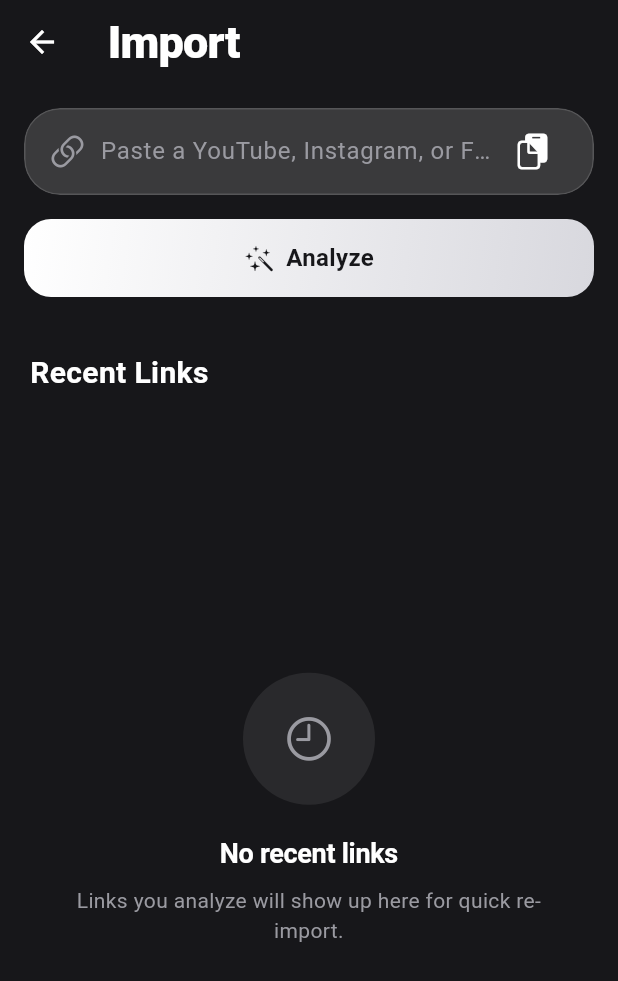
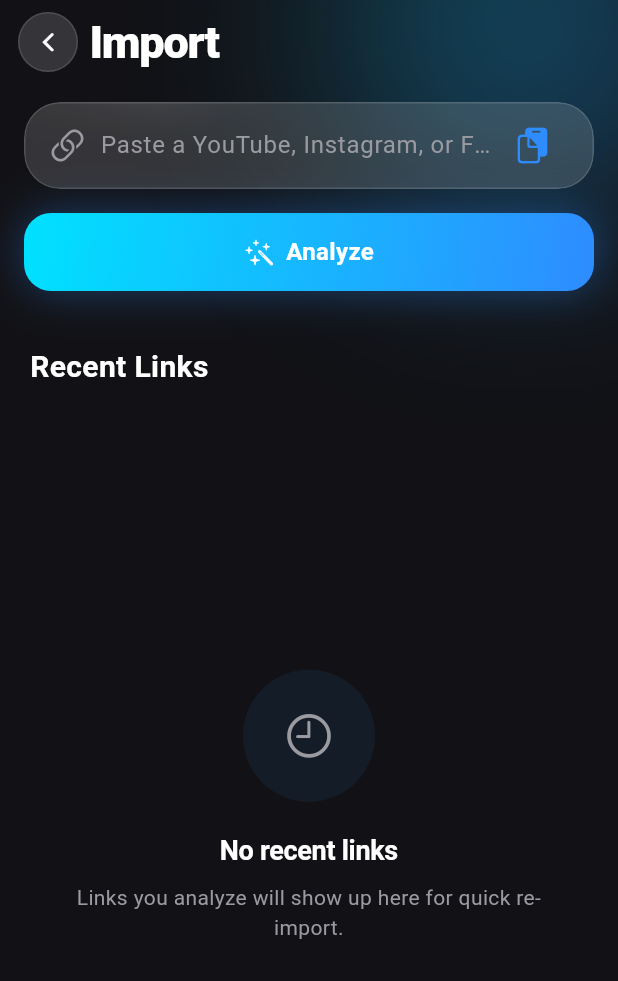
Before and after one commit to Subhajit1999/harbor, a Flutter app: the screen it shows after launch, after a tap on "Paste a link to import", on a phone screen of 412 x 824 dp. Shown: the top 981 px of the screen. Run offline on Flutter 3.47's test engine with Material 3 defaults, Android fonts, the phone set to English and light mode, and no system bars; our stand-ins replace cached_network_image, chewie, dio, equatable, get, isar and 5 more; missing offline and left inert: photo_manager, youtube_explode_dart; accounts and stored records are empty; generated files the repository leaves out were written again; network calls fail.

Commit message:
feat: redesign theme with neon blue accent, remove AppBars
Replace the monochrome accent with a neon blue palette
(AppColors.accentDark/accentBrightDark) driving primary buttons, active
states, and icons app-wide via colorScheme. Add HarborScaffold — a
full-bleed screen shell replacing Scaffold+AppBar everywhere: the
gradient glow stretches behind the status bar, a custom header row (auto
back button via Navigator.canPop, title, actions) sits below it. Migrated
all screens (home, library, search, import, analysis, player, downloads).

Co-Authored-By: Claude Sonnet 5 <noreply@anthropic.com>

```diff
--- a/lib/core/theme/app_colors.dart
+++ b/lib/core/theme/app_colors.dart
@@ -1,16 +1,15 @@
 import 'package:flutter/material.dart';
 
-/// Monochrome design language: charcoal (not pure OLED black) as the dark
-/// base, clean white as the light base. No hue anywhere except the three
-/// semantic status colors (success/warning/error) — hierarchy comes from
-/// tone, opacity, and glass layering rather than color.
+/// Dark charcoal canvas with a neon blue accent — the accent carries every
+/// button, active state, selection, and "hero" surface in the app, so it
+/// stays singular and deliberate rather than scattered across many hues.
 class AppColors {
   AppColors._();
 
   // Base surfaces — dark
-  static const Color charcoalBlack = Color(0xFF17171A); // scaffold background
-  static const Color surfaceDark = Color(0xFF1E1E22); // subtle zone fill
-  static const Color surfaceElevatedDark = Color(0xFF232327); // cards
+  static const Color charcoalBlack = Color(0xFF121216); // scaffold background
+  static const Color surfaceDark = Color(0xFF1C1C21); // subtle zone fill
+  static const Color surfaceElevatedDark = Color(0xFF212127); // cards
   static const Color surfaceGlassDark = Color(0x26FFFFFF); // white @ ~15% — visible, not heavy
 
   // Base surfaces — light
@@ -18,36 +17,47 @@ class AppColors {
   static const Color surfaceElevatedLight = Color(0xFFF9F9FA); // cards, one tone off white
   static const Color surfaceGlassLight = Color(0x1F000000); // black @ ~12%
 
-  // Accent — monochrome by design: white reads as the accent against the
-  // charcoal dark theme, charcoal reads as the accent against the white
-  // light theme. Used for primary buttons, active states, selection,
-  // favorites — the same role electric blue used to play, just without
-  // the hue.
-  static const Color accentDark = Color(0xFFFFFFFF);
-  static const Color accentLight = Color(0xFF1C1C1E);
+  // Accent — neon blue. Used for primary buttons, active states, selection,
+  // favorites, links, and icon highlights.
+  static const Color accentDark = Color(0xFF2E8CFF); // neon blue
+  static const Color accentBrightDark = Color(0xFF00E1FF); // cyan-blue, gradient hot stop
+  static const Color accentLight = Color(0xFF0A6CFF);
+  static const Color accentBrightLight = Color(0xFF00A8E8);
 
   // `accent`/`accentMuted` resolve to the dark-theme values since the app
   // currently runs dark-first (see AppTheme); once light-theme switching is
   // wired up in Settings, screens should move to `Theme.of(context)` reads
   // instead of these static getters.
   static const Color accent = accentDark;
-  static const Color accentMuted = Color(0x80FFFFFF);
+  static const Color accentMuted = Color(0x802E8CFF);
 
-  // A very subtle two-stop sheen (not a hue shift) used on primary buttons
-  // and a couple of "hero" surfaces so they don't read as flat — this is
-  // the monochrome replacement for what used to be a blue/violet/pink
-  // gradient. Kept understated on purpose.
+  // Text that sits *on top of* a filled accent surface (primary button
+  // fill, selected chip) — white reads cleanly on the neon blue at every
+  // stop in the gradient below, unlike the old monochrome accent where the
+  // on-accent color had to flip to charcoal.
+  static const Color onAccent = Color(0xFFFFFFFF);
+
+  // Two-stop neon sheen — deep neon blue to bright cyan-blue — used on
+  // primary buttons, active progress, and the hero background glow. This
+  // is the "cool gradient" the rest of the app's blurred background blobs
+  // are built from.
   static const LinearGradient accentSheenDark = LinearGradient(
     begin: Alignment.topLeft,
     end: Alignment.bottomRight,
-    colors: [Color(0xFFFFFFFF), Color(0xFFD8D8DE)],
+    colors: [accentBrightDark, accentDark],
   );
 
   static const LinearGradient accentSheenLight = LinearGradient(
     begin: Alignment.topLeft,
     end: Alignment.bottomRight,
-    colors: [Color(0xFF2A2A2E), Color(0xFF141416)],
+    colors: [accentBrightLight, accentLight],
   );
+
+  // Soft glow used behind primary buttons / accented cards so the neon
+  // accent reads as lit rather than just colored-in.
+  static List<BoxShadow> accentGlow({double opacity = 0.35, double blur = 24}) => [
+        BoxShadow(color: accentDark.withOpacity(opacity), blurRadius: blur, spreadRadius: 0),
+      ];
 
   // Semantic
   static const Color success = Color(0xFF32D74B);
--- a/lib/core/widgets/common_widgets.dart
+++ b/lib/core/widgets/common_widgets.dart
@@ -40,6 +40,7 @@ class PrimaryButton extends StatelessWidget {
         decoration: BoxDecoration(
           borderRadius: BorderRadius.circular(18),
           gradient: AppColors.accentSheenDark,
+          boxShadow: disabled ? null : AppColors.accentGlow(),
         ),
         child: Opacity(
           opacity: disabled && !loading ? 0.4 : 1,
@@ -48,13 +49,13 @@ class PrimaryButton extends StatelessWidget {
                 ? const SizedBox(
                     width: 22,
                     height: 22,
-                    child: CupertinoActivityIndicator(color: AppColors.charcoalBlack),
+                    child: CupertinoActivityIndicator(color: AppColors.onAccent),
                   )
                 : Row(
                     mainAxisAlignment: MainAxisAlignment.center,
                     children: [
                       if (icon != null) ...[
-                        Icon(icon, size: 20, color: AppColors.charcoalBlack),
+                        Icon(icon, size: 20, color: AppColors.onAccent),
                         const SizedBox(width: 8),
                       ],
                       Text(
@@ -62,7 +63,7 @@ class PrimaryButton extends StatelessWidget {
                         style: const TextStyle(
                           fontSize: 16,
                           fontWeight: FontWeight.w700,
-                          color: AppColors.charcoalBlack,
+                          color: AppColors.onAccent,
                         ),
                       ),
                     ],
--- /dev/null
+++ b/lib/core/widgets/harbor_scaffold.dart
@@ -0,0 +1,125 @@
+import 'dart:ui' as ui;
+import 'package:flutter/cupertino.dart';
+import 'package:flutter/material.dart';
+import '../theme/app_colors.dart';
+import 'gradient_widgets.dart';
+
+/// Full-bleed screen shell used by every screen instead of `Scaffold` +
+/// `AppBar` — the neon gradient glow stretches behind the status bar (no
+/// AppBar eating vertical space for a flat bar), with a custom header row
+/// (auto back button + title + actions) sitting in the safe area below it.
+///
+/// [showBackButton] auto-detects via `Navigator.canPop`, so root screens
+/// (currently only Home) get no back button for free without every call
+/// site having to know its own place in the stack.
+class HarborScaffold extends StatelessWidget {
+  final String? title;
+  final Widget? titleWidget;
+  final List<Widget> actions;
+  final Widget body;
+  final PreferredSizeWidget? bottom;
+  final bool showBackButton;
+  final Color? backgroundColor;
+  final EdgeInsetsGeometry headerPadding;
+  final bool glow;
+
+  const HarborScaffold({
+    super.key,
+    this.title,
+    this.titleWidget,
+    this.actions = const [],
+    required this.body,
+    this.bottom,
+    this.showBackButton = true,
+    this.backgroundColor,
+    this.headerPadding = const EdgeInsets.fromLTRB(12, 8, 16, 4),
+    this.glow = true,
+  });
+
+  @override
+  Widget build(BuildContext context) {
+    final canPop = showBackButton && Navigator.of(context).canPop();
+
+    return Scaffold(
+      backgroundColor: backgroundColor ?? AppColors.charcoalBlack,
+      body: Stack(
+        children: [
+          if (glow)
+            Positioned(
+              top: -110,
+              right: -70,
+              child: ImageFiltered(
+                imageFilter: ui.ImageFilter.blur(sigmaX: 70, sigmaY: 70),
+                child: const GradientBlob(size: 260, opacity: 0.30),
+              ),
+            ),
+          SafeArea(
+            bottom: false,
+            child: Column(
+              children: [
+                Padding(
+                  padding: headerPadding,
+                  child: Row(
+                    children: [
+                      if (canPop) ...[
+                        HeaderIconButton(
+                          icon: CupertinoIcons.back,
+                          onTap: () => Navigator.of(context).pop(),
+                        ),
+                        const SizedBox(width: 8),
+                      ],
+                      Expanded(
+                        child: titleWidget ??
+                            (title != null
+                                ? Text(
+                                    title!,
+                                    style: Theme.of(context)
+                                        .textTheme
+                                        .displayLarge
+                                        ?.copyWith(fontSize: 30),
+                                    overflow: TextOverflow.ellipsis,
+                                  )
+                                : const SizedBox.shrink()),
+                      ),
+                      ...actions,
+                    ],
+                  ),
+                ),
+                if (bottom != null) bottom!,
+                Expanded(child: body),
+              ],
+            ),
+          ),
+        ],
+      ),
+    );
+  }
+}
+
+/// The one icon-button shape used in headers — a glass circle so it reads
+/// consistently whether it's sitting over the gradient glow or plain
+/// canvas. Used for the auto back button and any header action (search,
+/// settings, etc).
+class HeaderIconButton extends StatelessWidget {
+  final IconData icon;
+  final VoidCallback? onTap;
+
+  const HeaderIconButton({super.key, required this.icon, this.onTap});
+
+  @override
+  Widget build(BuildContext context) {
+    return BouncyTap(
+      onTap: onTap,
+      child: Container(
+        width: 40,
+        height: 40,
+        decoration: BoxDecoration(
+          shape: BoxShape.circle,
+          color: AppColors.surfaceGlassDark,
+          border: Border.all(color: Colors.white.withOpacity(0.12)),
+        ),
+        child: Icon(icon, size: 19, color: AppColors.textPrimaryDark),
+      ),
+    );
+  }
+}
--- a/lib/features/downloads/download_queue_screen.dart
+++ b/lib/features/downloads/download_queue_screen.dart
@@ -3,6 +3,7 @@ import 'package:flutter/material.dart';
 import 'package:get/get.dart';
 import '../../core/theme/app_colors.dart';
 import '../../core/widgets/common_widgets.dart';
+import '../../core/widgets/harbor_scaffold.dart';
 import 'download_queue_controller.dart';
 import 'widgets/download_card.dart';
 
@@ -11,8 +12,8 @@ class DownloadQueueScreen extends GetView<DownloadQueueController> {
 
   @override
   Widget build(BuildContext context) {
-    return Scaffold(
-      appBar: AppBar(title: const Text('Downloads')),
+    return HarborScaffold(
+      title: 'Downloads',
       body: Obx(() {
         if (controller.downloads.isEmpty) {
           return const EmptyState(
--- a/lib/features/home/home_screen.dart
+++ b/lib/features/home/home_screen.dart
@@ -1,4 +1,3 @@
-import 'dart:ui' as ui;
 import 'package:flutter/cupertino.dart';
 import 'package:flutter/material.dart';
 import 'package:get/get.dart';
@@ -8,6 +7,7 @@ import '../../core/utils/formatters.dart';
 import '../../core/widgets/common_widgets.dart';
 import '../../core/widgets/glass_card.dart';
 import '../../core/widgets/gradient_widgets.dart';
+import '../../core/widgets/harbor_scaffold.dart';
 import '../library/widgets/media_grid_tile.dart';
 import 'home_controller.dart';
 
@@ -16,37 +16,23 @@ class HomeScreen extends GetView<HomeController> {
 
   @override
   Widget build(BuildContext context) {
-    return Scaffold(
-      appBar: AppBar(
-        title: const Text('Harbor'),
+    return HarborScaffold(
+      title: 'Harbor',
       actions: [
-          IconButton(
-            icon: const Icon(CupertinoIcons.search),
-            onPressed: () => Get.toNamed(AppRoutes.search),
+        HeaderIconButton(
+          icon: CupertinoIcons.search,
+          onTap: () => Get.toNamed(AppRoutes.search),
         ),
-          IconButton(
-            icon: const Icon(CupertinoIcons.settings),
-            onPressed: () => Get.toNamed(AppRoutes.settings),
+        const SizedBox(width: 8),
+        HeaderIconButton(
+          icon: CupertinoIcons.settings,
+          onTap: () => Get.toNamed(AppRoutes.settings),
         ),
       ],
-      ),
-      body: Stack(
-        children: [
-          // Purely decorative — a soft, blurred brand-gradient blob tucked
-          // behind the top of the scroll view so the OLED-black canvas
-          // doesn't feel flat, without competing with foreground content.
-          Positioned(
-            top: -80,
-            right: -60,
-            child: ImageFiltered(
-              imageFilter: ui.ImageFilter.blur(sigmaX: 60, sigmaY: 60),
-              child: const GradientBlob(size: 220, opacity: 0.22),
-            ),
-          ),
-          RefreshIndicator(
+      body: RefreshIndicator(
         onRefresh: () async => controller.checkClipboard(),
         child: ListView(
-              padding: const EdgeInsets.fromLTRB(16, 0, 16, 32),
+          padding: const EdgeInsets.fromLTRB(16, 8, 16, 32),
           children: [
             _PasteLinkCard(),
             const SizedBox(height: 24),
@@ -124,8 +110,6 @@ class HomeScreen extends GetView<HomeController> {
           ],
         ),
       ),
-        ],
-      ),
     );
   }
 }
@@ -136,11 +120,10 @@ class _PasteLinkCard extends GetView<HomeController> {
     return Obx(() {
       final link = controller.clipboardLink.value;
       return GlassCard(
-        accented: true,
         onTap: () => Get.toNamed(AppRoutes.import, arguments: link),
         child: Row(
           children: [
-            const GradientTint(child: Icon(CupertinoIcons.link)),
+            const Icon(CupertinoIcons.link, color: AppColors.accent),
             const SizedBox(width: 12),
             Expanded(
               child: Text(
--- a/lib/features/import/analysis_screen.dart
+++ b/lib/features/import/analysis_screen.dart
@@ -7,6 +7,7 @@ import '../../core/utils/formatters.dart';
 import '../../core/widgets/common_widgets.dart';
 import '../../core/widgets/glass_card.dart';
 import '../../core/widgets/gradient_widgets.dart';
+import '../../core/widgets/harbor_scaffold.dart';
 import '../../domain/entities/media_variant.dart';
 import 'import_controller.dart';
 import 'widgets/save_destination_sheet.dart';
@@ -16,8 +17,8 @@ class AnalysisScreen extends GetView<ImportController> {
 
   @override
   Widget build(BuildContext context) {
-    return Scaffold(
-      appBar: AppBar(title: const Text('Analysis')),
+    return HarborScaffold(
+      title: 'Analysis',
       body: Obx(() {
         final meta = controller.metadata.value;
         if (meta == null) {
--- a/lib/features/import/import_screen.dart
+++ b/lib/features/import/import_screen.dart
@@ -4,6 +4,7 @@ import 'package:get/get.dart';
 import '../../core/theme/app_colors.dart';
 import '../../core/widgets/common_widgets.dart';
 import '../../core/widgets/glass_card.dart';
+import '../../core/widgets/harbor_scaffold.dart';
 import 'import_controller.dart';
 
 class ImportScreen extends GetView<ImportController> {
@@ -11,8 +12,8 @@ class ImportScreen extends GetView<ImportController> {
 
   @override
   Widget build(BuildContext context) {
-    return Scaffold(
-      appBar: AppBar(title: const Text('Import')),
+    return HarborScaffold(
+      title: 'Import',
       body: Padding(
         padding: const EdgeInsets.all(16),
         child: Column(
--- a/lib/features/library/library_screen.dart
+++ b/lib/features/library/library_screen.dart
@@ -4,6 +4,7 @@ import 'package:get/get.dart';
 import '../../core/router/app_routes.dart';
 import '../../core/theme/app_colors.dart';
 import '../../core/widgets/common_widgets.dart';
+import '../../core/widgets/harbor_scaffold.dart';
 import '../../domain/entities/media_entity.dart';
 import 'library_controller.dart';
 import 'widgets/media_grid_tile.dart';
@@ -15,13 +16,12 @@ class LibraryScreen extends GetView<LibraryController> {
   Widget build(BuildContext context) {
     return DefaultTabController(
       length: 4,
-      child: Scaffold(
-        appBar: AppBar(
-          title: const Text('Library'),
+      child: HarborScaffold(
+        title: 'Library',
         actions: [
-            IconButton(
-              icon: const Icon(CupertinoIcons.search),
-              onPressed: () => Get.toNamed(AppRoutes.search),
+          HeaderIconButton(
+            icon: CupertinoIcons.search,
+            onTap: () => Get.toNamed(AppRoutes.search),
           ),
         ],
         bottom: const TabBar(
@@ -35,7 +35,6 @@ class LibraryScreen extends GetView<LibraryController> {
             Tab(text: 'Favorites'),
             Tab(text: 'Folders'),
           ],
-          ),
         ),
         body: Obx(() => TabBarView(
               children: [
--- a/lib/features/player/player_screen.dart
+++ b/lib/features/player/player_screen.dart
@@ -6,6 +6,7 @@ import '../../core/constants/app_constants.dart';
 import '../../core/theme/app_colors.dart';
 import '../../core/utils/formatters.dart';
 import '../../core/widgets/gradient_widgets.dart';
+import '../../core/widgets/harbor_scaffold.dart';
 import 'player_controller.dart';
 
 class PlayerScreen extends GetView<PlayerController> {
@@ -13,9 +14,9 @@ class PlayerScreen extends GetView<PlayerController> {
 
   @override
   Widget build(BuildContext context) {
-    return Scaffold(
-      backgroundColor: AppColors.charcoalBlack,
-      appBar: AppBar(title: Text(controller.media.title)),
+    return HarborScaffold(
+      title: controller.media.title,
+      glow: false,
       body: Obx(() {
         if (!controller.isReady.value) {
           return const Center(child: CupertinoActivityIndicator());
--- a/lib/features/search/search_screen.dart
+++ b/lib/features/search/search_screen.dart
@@ -3,6 +3,7 @@ import 'package:flutter/material.dart';
 import 'package:get/get.dart';
 import '../../core/theme/app_colors.dart';
 import '../../core/widgets/common_widgets.dart';
+import '../../core/widgets/harbor_scaffold.dart';
 import '../library/widgets/media_grid_tile.dart';
 import 'search_controller.dart';
 
@@ -11,17 +12,33 @@ class SearchScreen extends GetView<LibrarySearchController> {
 
   @override
   Widget build(BuildContext context) {
-    return Scaffold(
-      appBar: AppBar(
-        title: TextField(
+    return HarborScaffold(
+      titleWidget: Container(
+        height: 40,
+        padding: const EdgeInsets.symmetric(horizontal: 14),
+        decoration: BoxDecoration(
+          color: AppColors.surfaceGlassDark,
+          borderRadius: BorderRadius.circular(20),
+          border: Border.all(color: Colors.white.withOpacity(0.12)),
+        ),
+        child: Row(
+          children: [
+            const Icon(CupertinoIcons.search, size: 17, color: AppColors.textSecondaryDark),
+            const SizedBox(width: 8),
+            Expanded(
+              child: TextField(
                 autofocus: true,
-          style: const TextStyle(color: Colors.white, fontSize: 18),
+                style: const TextStyle(color: Colors.white, fontSize: 16),
                 decoration: const InputDecoration(
                   border: InputBorder.none,
+                  isDense: true,
                   hintText: 'Search your library',
                   hintStyle: TextStyle(color: AppColors.textSecondaryDark),
                 ),
                 onChanged: controller.setQuery,
+              ),
+            ),
+          ],
         ),
       ),
       body: Obx(() {
```
Lines whose indentation alone changed are shown as unchanged.
